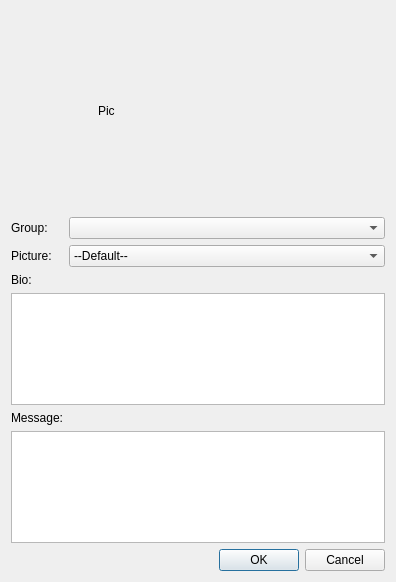
First picture: the form in ui/EditLobbyistDialog.ui, repository dmzdev/stance, before the edit.
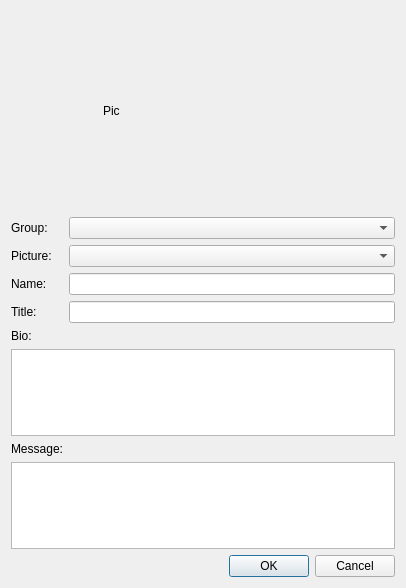
Second picture: the form after the edit.

Commit message: Lobbyists implemented.

What changed in the file:
```diff
--- a/ui/EditLobbyistDialog.ui
+++ b/ui/EditLobbyistDialog.ui
@@ -6,8 +6,8 @@
    <rect>
     <x>0</x>
     <y>0</y>
-    <width>396</width>
-    <height>582</height>
+    <width>406</width>
+    <height>588</height>
    </rect>
   </property>
   <property name="windowTitle">
@@ -65,6 +65,9 @@
    </item>
    <item>
     <layout class="QFormLayout" name="formLayout">
+     <property name="fieldGrowthPolicy">
+      <enum>QFormLayout::ExpandingFieldsGrow</enum>
+     </property>
      <item row="0" column="0">
       <widget class="QLabel" name="label">
        <property name="text">
@@ -73,7 +76,14 @@
       </widget>
      </item>
      <item row="0" column="1">
-      <widget class="QComboBox" name="groupList"/>
+      <widget class="QComboBox" name="groupList">
+       <property name="sizePolicy">
+        <sizepolicy hsizetype="Expanding" vsizetype="Fixed">
+         <horstretch>0</horstretch>
+         <verstretch>0</verstretch>
+        </sizepolicy>
+       </property>
+      </widget>
      </item>
      <item row="1" column="0">
       <widget class="QLabel" name="label_2">
@@ -84,31 +94,52 @@
      </item>
      <item row="1" column="1">
       <widget class="QComboBox" name="pictureList">
-       <item>
-        <property name="text">
-         <string>--Default--</string>
-        </property>
-       </item>
+       <property name="sizePolicy">
+        <sizepolicy hsizetype="Expanding" vsizetype="Fixed">
+         <horstretch>0</horstretch>
+         <verstretch>0</verstretch>
+        </sizepolicy>
+       </property>
       </widget>
      </item>
      <item row="2" column="0">
+      <widget class="QLabel" name="label_6">
+       <property name="text">
+        <string>Name:</string>
+       </property>
+      </widget>
+     </item>
+     <item row="2" column="1">
+      <widget class="QLineEdit" name="nameEdit"/>
+     </item>      
+     <item row="3" column="0">
+      <widget class="QLabel" name="label_5">
+       <property name="text">
+        <string>Title:</string>
+       </property>
+      </widget>
+     </item>
+     <item row="3" column="1">
+      <widget class="QLineEdit" name="lobbyistTitle"/>
+     </item>    
+     <item row="4" column="0">
       <widget class="QLabel" name="label_3">
        <property name="text">
         <string>Bio:</string>
        </property>
       </widget>
      </item>
-     <item row="3" column="0" colspan="2">
+     <item row="5" column="0" colspan="2">
       <widget class="QTextEdit" name="lobbyistBio"/>
      </item>
-     <item row="4" column="0">
+     <item row="6" column="0">
       <widget class="QLabel" name="label_4">
        <property name="text">
         <string>Message:</string>
        </property>
       </widget>
      </item>
-     <item row="5" column="0" colspan="2">
+     <item row="7" column="0" colspan="2">
       <widget class="QTextEdit" name="lobbyistMessage"/>
      </item>
     </layout>
```
The commit also changes 10 other files.
